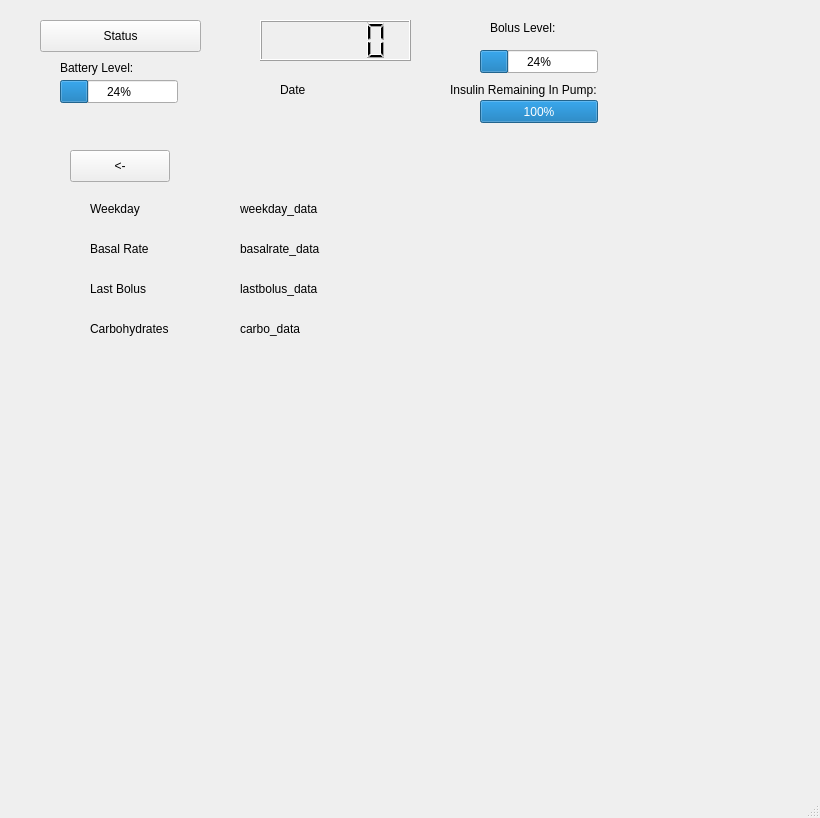
The window that COMP3004-FinalProject/mainwindow.ui (cgawdzik/COMP3004-TeamProject) describes before a commit, drawn with Qt 5.
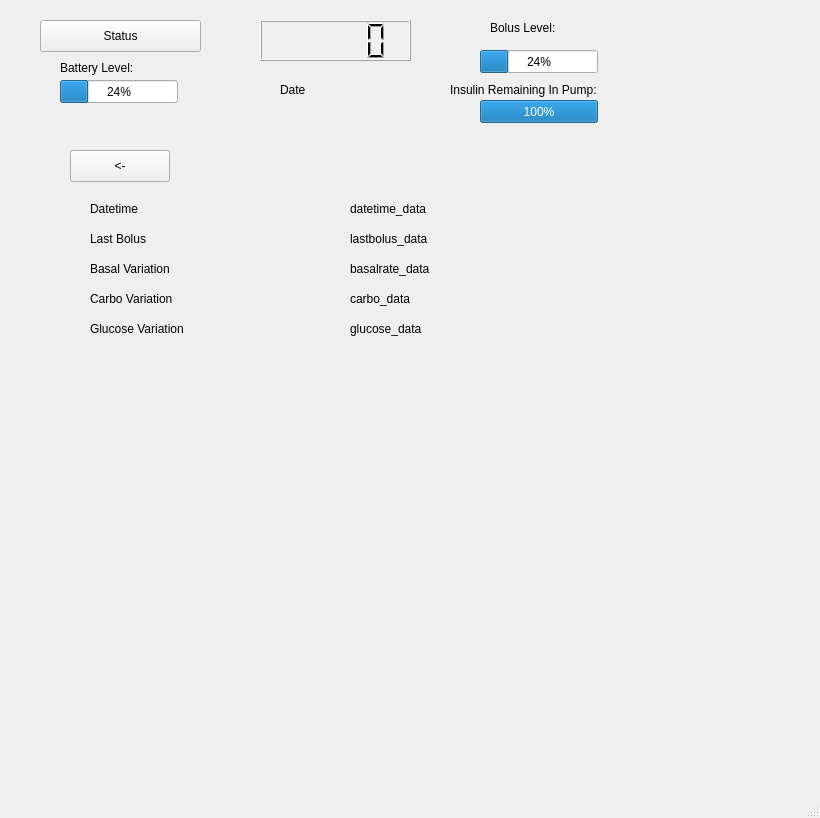
The same window after the commit. The open tabs and pages were chosen to show the change. Icons and pictures are not drawn.

Commit message: Updated the Status Screen

Patch:
```diff
--- a/COMP3004-FinalProject/mainwindow.ui
+++ b/COMP3004-FinalProject/mainwindow.ui
@@ -269,27 +269,27 @@
        </rect>
       </property>
       <property name="text">
-       <string>Weekday</string>
+       <string>Datetime</string>
       </property>
      </widget>
      <widget class="QLabel" name="label_4">
       <property name="geometry">
        <rect>
         <x>70</x>
-        <y>100</y>
-        <width>71</width>
+        <y>120</y>
+        <width>121</width>
         <height>17</height>
        </rect>
       </property>
       <property name="text">
-       <string>Basal Rate</string>
+       <string>Basal Variation</string>
       </property>
      </widget>
      <widget class="QLabel" name="label_5">
       <property name="geometry">
        <rect>
         <x>70</x>
-        <y>140</y>
+        <y>90</y>
         <width>71</width>
         <height>17</height>
        </rect>
@@ -302,33 +302,33 @@
       <property name="geometry">
        <rect>
         <x>70</x>
-        <y>180</y>
+        <y>150</y>
         <width>101</width>
         <height>17</height>
        </rect>
       </property>
       <property name="text">
-       <string>Carbohydrates</string>
+       <string>Carbo Variation</string>
       </property>
      </widget>
      <widget class="QLabel" name="weekday">
       <property name="geometry">
        <rect>
-        <x>220</x>
+        <x>330</x>
         <y>60</y>
-        <width>111</width>
+        <width>181</width>
         <height>17</height>
        </rect>
       </property>
       <property name="text">
-       <string>weekday_data</string>
+       <string>datetime_data</string>
       </property>
      </widget>
      <widget class="QLabel" name="basalrate">
       <property name="geometry">
        <rect>
-        <x>220</x>
-        <y>100</y>
+        <x>330</x>
+        <y>120</y>
         <width>111</width>
         <height>17</height>
        </rect>
@@ -340,8 +340,8 @@
      <widget class="QLabel" name="lastbolus">
       <property name="geometry">
        <rect>
-        <x>220</x>
-        <y>140</y>
+        <x>330</x>
+        <y>90</y>
         <width>111</width>
         <height>17</height>
        </rect>
@@ -353,8 +353,8 @@
      <widget class="QLabel" name="carbo">
       <property name="geometry">
        <rect>
-        <x>220</x>
-        <y>180</y>
+        <x>330</x>
+        <y>150</y>
         <width>111</width>
         <height>17</height>
        </rect>
@@ -376,6 +376,32 @@
        <string>&lt;-</string>
       </property>
      </widget>
+     <widget class="QLabel" name="label_11">
+      <property name="geometry">
+       <rect>
+        <x>70</x>
+        <y>180</y>
+        <width>101</width>
+        <height>17</height>
+       </rect>
+      </property>
+      <property name="text">
+       <string>Glucose Variation</string>
+      </property>
+     </widget>
+     <widget class="QLabel" name="glucose">
+      <property name="geometry">
+       <rect>
+        <x>330</x>
+        <y>180</y>
+        <width>111</width>
+        <height>17</height>
+       </rect>
+      </property>
+      <property name="text">
+       <string>glucose_data</string>
+      </property>
+     </widget>
     </widget>
     <widget class="QWidget" name="HistoryScreen">
      <widget class="QLabel" name="label_7">
```
Left out of the diff: 40 changed lines with no effect on the pictures. The commit also changes 4 other files.
